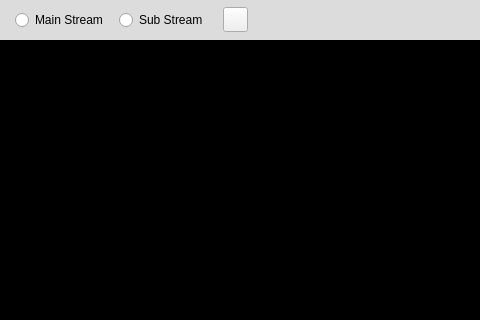
Qt form InterfacialDesign/Preview/previewform.ui (xb985547608/VIDICON) before a commit; both pictures show x 0 to 480 and y 0 to 320 of the 764 by 487 pixel window.
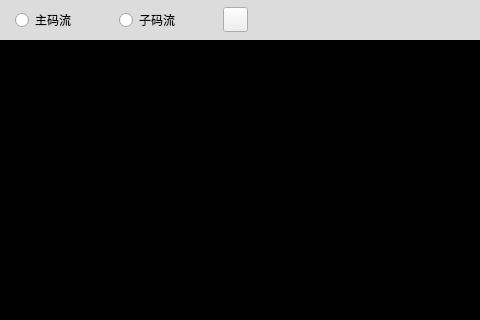
The same form after that commit. Icons and pictures are not drawn.

```diff
--- a/InterfacialDesign/Preview/previewform.ui
+++ b/InterfacialDesign/Preview/previewform.ui
@@ -85,7 +85,7 @@
          </size>
         </property>
         <property name="text">
-         <string>Main Stream</string>
+         <string>主码流</string>
         </property>
        </widget>
       </item>
@@ -104,7 +104,7 @@
          </size>
         </property>
         <property name="text">
-         <string>Sub Stream</string>
+         <string>子码流</string>
         </property>
        </widget>
       </item>
```
